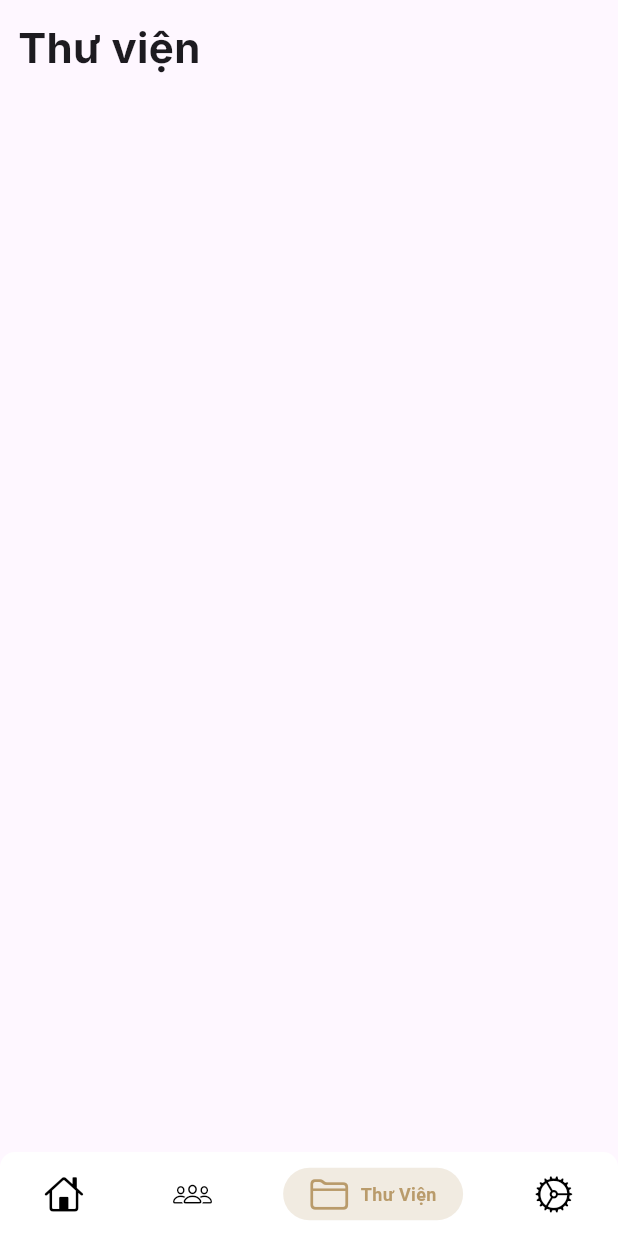
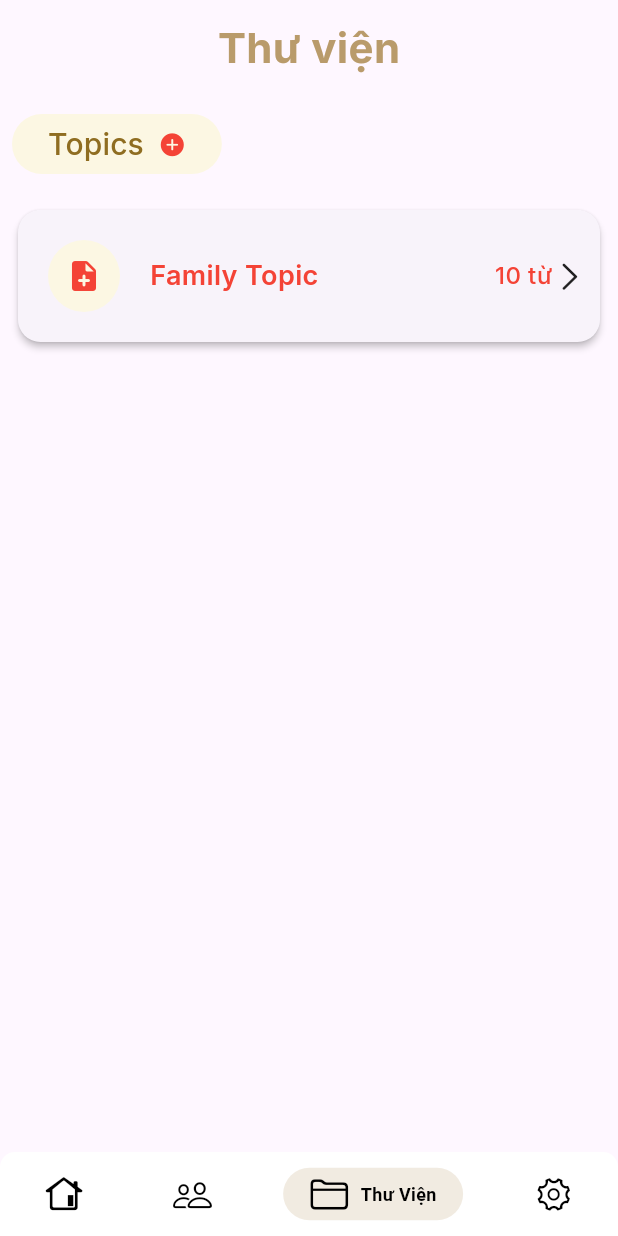
Before and after one commit to HieuPham-origin/Cookies_Application, a Flutter app: the screen it shows once a user with an empty profile is signed in, item 3 of the bottom bar chosen, on a phone screen of 412 x 824 dp. Run offline on Flutter 3.47's test engine with Material 3 defaults, Android fonts, the light colour scheme and no system bars; drawn by our look-alikes of persistent_bottom_nav_bar; our stand-ins replace firebase_auth, firebase_core, flutter_spinkit, google_fonts; missing offline and left inert: toasty_box; accounts and stored records are empty; network calls fail.

Commit message:
update: library page

```diff
--- /dev/null
+++ b/lib/components/add_button.dart
@@ -0,0 +1,47 @@
+// ignore_for_file: prefer_const_constructors
+
+import 'package:flutter/cupertino.dart';
+import 'package:flutter/material.dart';
+import 'package:google_fonts/google_fonts.dart';
+
+class AddButton extends StatelessWidget {
+  final String title;
+  final Function()? onPressed;
+  final IconData icon;
+  const AddButton({super.key, this.onPressed, required this.title, required this.icon});
+
+  @override
+  Widget build(BuildContext context) {
+    return Padding(
+      padding: const EdgeInsets.all(8.0),
+      child: Row(
+        children: [
+          ElevatedButton(
+            onPressed: onPressed,
+            style: ElevatedButton.styleFrom(
+                backgroundColor: Color(0xFFFCF7E3), elevation: 0),
+            child: Row(
+              children: [
+                Text(
+                  title,
+                  style: GoogleFonts.inter(
+                      textStyle: const TextStyle(
+                          fontSize: 20,
+                          fontWeight: FontWeight.w500,
+                          color: Color(0xFFF8F6D21))),
+                ),
+                SizedBox(
+                  width: 10,
+                ),
+               Icon(
+                  icon,
+                  color: Colors.red,
+                )
+              ],
+            ),
+          ),
+        ],
+      ),
+    );
+  }
+}
--- a/lib/components/bottom_navbar.dart
+++ b/lib/components/bottom_navbar.dart
@@ -24,27 +24,33 @@ class BottomNavBar extends StatelessWidget {
   List<PersistentBottomNavBarItem> _navBarsItems() {
     return [
       PersistentBottomNavBarItem(
-        icon: Icon(CupertinoIcons.home),
+        icon: Icon(CupertinoIcons.house_alt),
         title: ("Trang Chủ"),
         activeColorPrimary: Color(0xFFB99B6B),
+        activeColorSecondary: CupertinoColors.black,
         inactiveColorPrimary: CupertinoColors.black,
       ),
       PersistentBottomNavBarItem(
-        icon: Icon(CupertinoIcons.group),
+        icon: Icon(
+          CupertinoIcons.person_2,
+        ),
         title: ("Cộng Đồng"),
         activeColorPrimary: Color(0xFFB99B6B),
+        activeColorSecondary: CupertinoColors.black,
         inactiveColorPrimary: CupertinoColors.black,
       ),
       PersistentBottomNavBarItem(
         icon: Icon(CupertinoIcons.folder),
         title: ("Thư Viện"),
         activeColorPrimary: Color(0xFFB99B6B),
+        activeColorSecondary: CupertinoColors.black,
         inactiveColorPrimary: CupertinoColors.black,
       ),
       PersistentBottomNavBarItem(
-        icon: Icon(CupertinoIcons.settings),
+        icon: Icon(CupertinoIcons.gear_alt),
         title: ("Cài Đặt"),
         activeColorPrimary: Color(0xFFB99B6B),
+        activeColorSecondary: CupertinoColors.black,
         inactiveColorPrimary: CupertinoColors.black,
       ),
     ];
--- /dev/null
+++ b/lib/components/topic_item.dart
@@ -0,0 +1,80 @@
+// ignore_for_file: prefer_const_constructors
+
+import 'package:flutter/cupertino.dart';
+import 'package:flutter/material.dart';
+import 'package:google_fonts/google_fonts.dart';
+
+class TopicItem extends StatelessWidget {
+  final String topicName;
+  final int numOfVocab;
+
+  const TopicItem(
+      {super.key, required this.topicName, required this.numOfVocab});
+
+  @override
+  Widget build(BuildContext context) {
+    return Padding(
+      padding: const EdgeInsets.all(8.0),
+      child: Card(
+        elevation: 2,
+        surfaceTintColor: Colors.white,
+        shape: RoundedRectangleBorder(
+          borderRadius: BorderRadius.circular(15.0),
+        ),
+        child: InkWell(
+          onTap: () {},
+          customBorder: RoundedRectangleBorder(
+            borderRadius: BorderRadius.circular(20),
+          ),
+          child:
+              Row(mainAxisAlignment: MainAxisAlignment.spaceBetween, children: [
+            Row(
+              children: [
+                Padding(
+                  padding: const EdgeInsets.all(20.0),
+                  child: Container(
+                    width: 48,
+                    height: 48,
+                    decoration: BoxDecoration(
+                      shape: BoxShape.circle,
+                      color: Color(0xFFFCF7E3),
+                    ),
+                    child: Icon(
+                      Icons.note_add_rounded,
+                      color: Colors.red,
+                    ),
+                  ),
+                ),
+                Text(
+                  topicName,
+                  style: GoogleFonts.inter(
+                      textStyle: TextStyle(
+                    fontSize: 18,
+                    fontWeight: FontWeight.w600,
+                    color: Colors.red,
+                  )),
+                ),
+              ],
+            ),
+            Padding(
+              padding: const EdgeInsets.all(8.0),
+              child: Row(
+                children: [
+                  Text('$numOfVocab từ',
+                      style: GoogleFonts.inter(
+                        textStyle: TextStyle(
+                          fontSize: 16,
+                          color: Colors.red,
+                          fontWeight: FontWeight.w500,
+                        ),
+                      )),
+                  Icon(CupertinoIcons.chevron_right)
+                ],
+              ),
+            )
+          ]),
+        ),
+      ),
+    );
+  }
+}
--- a/lib/main.dart
+++ b/lib/main.dart
@@ -1,4 +1,5 @@
 import 'package:cookie_app/pages/auth_page.dart';
+import 'package:cookie_app/pages/settings_page.dart';
 import 'package:cookie_app/pages/sign_in.dart';
 import 'package:cookie_app/pages/sign_up.dart';
 import 'package:flutter/material.dart';
@@ -25,6 +26,7 @@ class MyApp extends StatelessWidget {
       routes: {
         '/signup' :(context) => SignUp(),
         '/signin' : (context) => SignIn(),
+        '/profile' : (context) => SettingPage(),
       },
     );
   }
--- a/lib/pages/library_page.dart
+++ b/lib/pages/library_page.dart
@@ -1,5 +1,11 @@
+// ignore_for_file: prefer_const_constructors
+
+import 'package:cookie_app/components/add_button.dart';
+import 'package:cookie_app/components/topic_item.dart';
+import 'package:flutter/cupertino.dart';
 import 'package:flutter/material.dart';
 import 'package:google_fonts/google_fonts.dart';
+import 'package:toasty_box/toasty_box.dart';
 
 class LibraryPage extends StatefulWidget {
   const LibraryPage({super.key});
@@ -12,7 +18,8 @@ class _LibraryPageState extends State<LibraryPage> {
   @override
   Widget build(BuildContext context) {
     return Scaffold(
-       body: Column(
+      body: Column(
+        crossAxisAlignment: CrossAxisAlignment.center,
         children: [
           Padding(
             padding: const EdgeInsets.all(12),
@@ -21,8 +28,14 @@ class _LibraryPageState extends State<LibraryPage> {
                     textStyle: const TextStyle(
                   fontSize: 28,
                   fontWeight: FontWeight.bold,
+                  color: Color(0xFFB99B6B),
                 ))),
           ),
+          AddButton(
+              onPressed: () {},
+              title: "Topics",
+              icon: CupertinoIcons.add_circled_solid),
+          TopicItem(topicName: "Family Topic", numOfVocab: 10)
         ],
       ),
     );
--- a/pubspec.yaml
+++ b/pubspec.yaml
@@ -38,6 +38,10 @@ dependencies:
   firebase_core: ^2.24.2
   google_fonts: ^6.1.0
   firebase_auth: ^4.17.4
+  flutter_spinkit: ^5.2.0
+  toasty_box: ^1.0.1
+  persistent_bottom_nav_bar: ^5.0.2
+  font_awesome_flutter: ^10.7.0
 
 dev_dependencies:
   flutter_test:
```
Also changed, not shown: lib/components/setting_options.dart (added, +49 -0 lines), lib/pages/settings_page.dart (+79 -1 lines), pubspec.lock.
